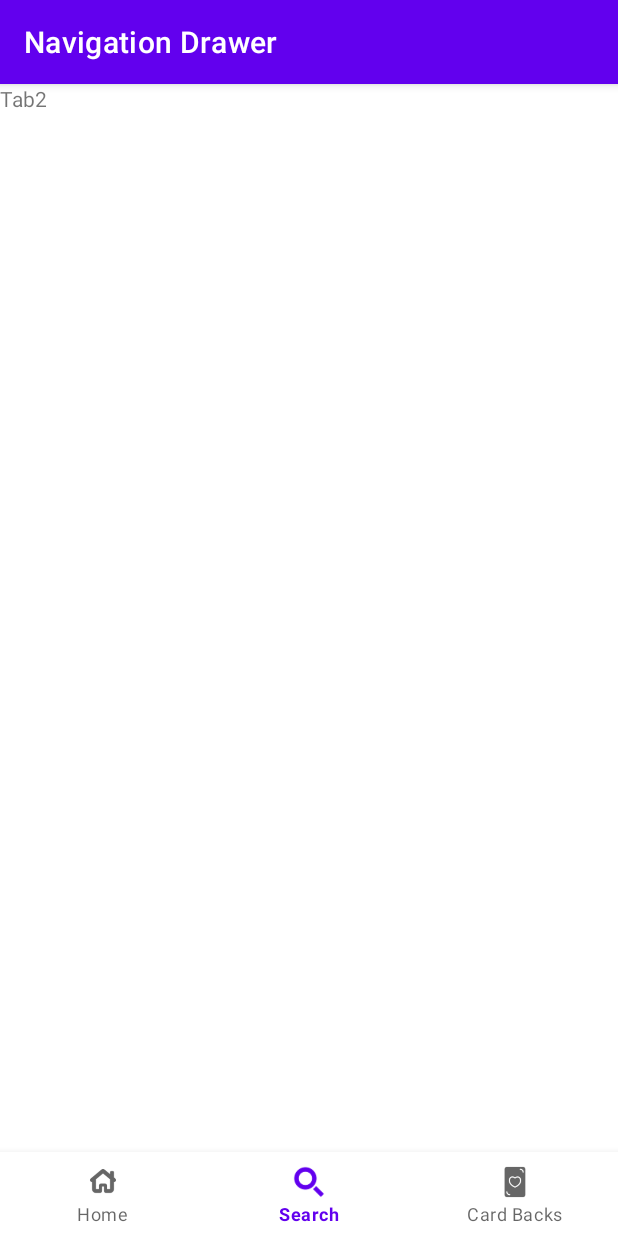
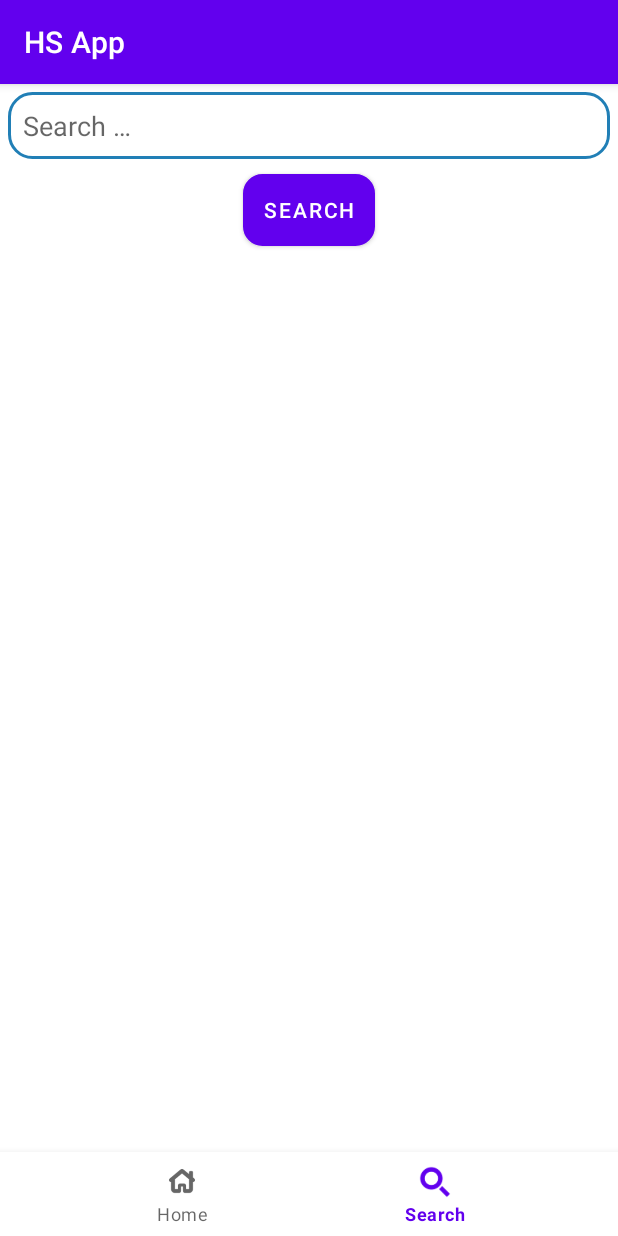
Before and after one commit to jackal1nho/Hearthstone_app, an Android app: the screen it shows after launch (MainActivity), item 2 of the bottom bar chosen, on a phone screen of 412 x 824 dp. Run offline under Robolectric (Android 15) with nearby library versions, the phone set to English and light mode, and no system bars; our stand-ins replace Volley.

Commit message:
V3, upraven celkový layout, napojení na API u Search fragmentu

```diff
--- a/app/src/main/AndroidManifest.xml
+++ b/app/src/main/AndroidManifest.xml
@@ -2,7 +2,7 @@
 <manifest xmlns:android="http://schemas.android.com/apk/res/android"
     xmlns:tools="http://schemas.android.com/tools" >
 
-    <uses-permission android:name="android.permission.INTERNET" />
+    <uses-permission android:name="android.permission.INTERNET"/>
 
     <application
         android:allowBackup="true"
--- a/app/src/main/java/com/example/hearthstone_app/HomeFragment.java
+++ b/app/src/main/java/com/example/hearthstone_app/HomeFragment.java
@@ -7,52 +7,21 @@ import androidx.fragment.app.Fragment;
 import android.view.LayoutInflater;
 import android.view.View;
 import android.view.ViewGroup;
+import android.widget.Toast;
 
-/**
- * A simple {@link Fragment} subclass.
- * Use the {@link HomeFragment#newInstance} factory method to
- * create an instance of this fragment.
- */
 public class HomeFragment extends Fragment {
 
-    // TODO: Rename parameter arguments, choose names that match
-    // the fragment initialization parameters, e.g. ARG_ITEM_NUMBER
-    private static final String ARG_PARAM1 = "param1";
-    private static final String ARG_PARAM2 = "param2";
-
-    // TODO: Rename and change types of parameters
-    private String mParam1;
-    private String mParam2;
 
     public HomeFragment() {
         // Required empty public constructor
     }
 
-    /**
-     * Use this factory method to create a new instance of
-     * this fragment using the provided parameters.
-     *
-     * @param param1 Parameter 1.
-     * @param param2 Parameter 2.
-     * @return A new instance of fragment HomeFragment.
-     */
-    // TODO: Rename and change types and number of parameters
-    public static HomeFragment newInstance(String param1, String param2) {
-        HomeFragment fragment = new HomeFragment();
-        Bundle args = new Bundle();
-        args.putString(ARG_PARAM1, param1);
-        args.putString(ARG_PARAM2, param2);
-        fragment.setArguments(args);
-        return fragment;
-    }
 
     @Override
     public void onCreate(Bundle savedInstanceState) {
         super.onCreate(savedInstanceState);
-        if (getArguments() != null) {
-            mParam1 = getArguments().getString(ARG_PARAM1);
-            mParam2 = getArguments().getString(ARG_PARAM2);
-        }
+
+
     }
 
     @Override
--- a/app/src/main/java/com/example/hearthstone_app/MainActivity.java
+++ b/app/src/main/java/com/example/hearthstone_app/MainActivity.java
@@ -1,21 +1,12 @@
 package com.example.hearthstone_app;
-
 import android.os.Bundle;
-import android.view.MenuItem;
-
-import androidx.annotation.NonNull;
 import androidx.appcompat.app.AppCompatActivity;
 import androidx.fragment.app.Fragment;
 import androidx.fragment.app.FragmentTransaction;
-
 import com.example.hearthstone_app.databinding.ActivityMainBinding;
-import com.google.android.material.bottomnavigation.BottomNavigationView;
 
 public class MainActivity extends AppCompatActivity {
-
     ActivityMainBinding binding;
-
-
     @Override
     protected void onCreate(Bundle savedInstanceState) {
         super.onCreate(savedInstanceState);
@@ -32,9 +23,6 @@ public class MainActivity extends AppCompatActivity {
                 case R.id.search:
                     replaceFragment(new SearchFragment());
                     break;
-                case R.id.card_backs:
-                    replaceFragment(new CardBacksFragment());
-                    break;
             }
             return true;
         });
--- a/app/src/main/java/com/example/hearthstone_app/SearchFragment.java
+++ b/app/src/main/java/com/example/hearthstone_app/SearchFragment.java
@@ -1,64 +1,82 @@
 package com.example.hearthstone_app;
-
 import android.os.Bundle;
-
 import androidx.fragment.app.Fragment;
 
+import android.util.Log;
 import android.view.LayoutInflater;
 import android.view.View;
 import android.view.ViewGroup;
+import android.widget.Button;
+import android.widget.EditText;
+import android.widget.Toast;
 
-/**
- * A simple {@link Fragment} subclass.
- * Use the {@link SearchFragment#newInstance} factory method to
- * create an instance of this fragment.
- */
+import com.android.volley.AuthFailureError;
+import com.android.volley.Request;
+import com.android.volley.RequestQueue;
+import com.android.volley.Response;
+import com.android.volley.VolleyError;
+import com.android.volley.toolbox.JsonArrayRequest;
+import com.android.volley.toolbox.Volley;
+import org.json.JSONArray;
+import org.json.JSONException;
+import org.json.JSONObject;
+
+import java.util.HashMap;
+import java.util.Map;
+
+
 public class SearchFragment extends Fragment {
 
-    // TODO: Rename parameter arguments, choose names that match
-    // the fragment initialization parameters, e.g. ARG_ITEM_NUMBER
-    private static final String ARG_PARAM1 = "param1";
-    private static final String ARG_PARAM2 = "param2";
-
-    // TODO: Rename and change types of parameters
-    private String mParam1;
-    private String mParam2;
-
-    public SearchFragment() {
-        // Required empty public constructor
-    }
-
-    /**
-     * Use this factory method to create a new instance of
-     * this fragment using the provided parameters.
-     *
-     * @param param1 Parameter 1.
-     * @param param2 Parameter 2.
-     * @return A new instance of fragment SearchFragment.
-     */
-    // TODO: Rename and change types and number of parameters
-    public static SearchFragment newInstance(String param1, String param2) {
-        SearchFragment fragment = new SearchFragment();
-        Bundle args = new Bundle();
-        args.putString(ARG_PARAM1, param1);
-        args.putString(ARG_PARAM2, param2);
-        fragment.setArguments(args);
-        return fragment;
-    }
+    Button btn_search;
+    EditText et_searchInput;
 
     @Override
     public void onCreate(Bundle savedInstanceState) {
         super.onCreate(savedInstanceState);
-        if (getArguments() != null) {
-            mParam1 = getArguments().getString(ARG_PARAM1);
-            mParam2 = getArguments().getString(ARG_PARAM2);
-        }
     }
 
     @Override
-    public View onCreateView(LayoutInflater inflater, ViewGroup container,
-                             Bundle savedInstanceState) {
-        // Inflate the layout for this fragment
-        return inflater.inflate(R.layout.fragment_search, container, false);
+    public View onCreateView(LayoutInflater inflater, ViewGroup container, Bundle savedInstanceState) {
+        View view = inflater.inflate(R.layout.fragment_search, container, false);
+        btn_search = view.findViewById(R.id.btn_Search);
+        et_searchInput = view.findViewById(R.id.text_for_search);
+
+        btn_search.setOnClickListener(new View.OnClickListener() {
+            @Override
+            public void onClick(View view) {
+                RequestQueue queue = Volley.newRequestQueue(getActivity());
+                String url = "https://omgvamp-hearthstone-v1.p.rapidapi.com/cards/search/" + et_searchInput.getText().toString();
+
+                JsonArrayRequest request = new JsonArrayRequest(Request.Method.GET, url,null, new Response.Listener<JSONArray>() {
+                    String cardName = "";
+                    @Override
+                    public void onResponse(JSONArray response) {
+                        try {
+                            JSONObject card = response.getJSONObject(0);
+                            cardName = card.getString("name");
+                        } catch (JSONException e) {
+                            throw new RuntimeException(e);
+                        }
+                        Toast.makeText(getActivity(), "Card name = " + cardName, Toast.LENGTH_SHORT).show();
+                    }
+                }, new Response.ErrorListener() {
+                    @Override
+                    public void onErrorResponse(VolleyError error) {
+                        Toast.makeText(getActivity(), "Something wrong!", Toast.LENGTH_SHORT).show();
+                    }
+                }) {
+                    @Override
+                    public Map<String, String> getHeaders() throws AuthFailureError {
+                        Map<String, String> headers = new HashMap<>();
+                        headers.put("X-RapidAPI-Host", "omgvamp-hearthstone-v1.p.rapidapi.com");
+                        headers.put("X-RapidAPI-Key", "a925f48572msh743e225cd065b07p1e98e1jsn65d8c18b5b2c");
+                        return headers;
+                    }
+                };
+                queue.add(request);
+            }
+        });
+
+        return view;
     }
 }
--- /dev/null
+++ b/app/src/main/res/drawable/button_shape.xml
@@ -0,0 +1,10 @@
+<?xml version="1.0" encoding="utf-8"?>
+<shape xmlns:android="http://schemas.android.com/apk/res/android">
+    <corners
+        android:radius="12dp" />
+    <solid
+        android:color="#23a5f1" />
+    <stroke
+        android:color="#217fb6"
+        android:width="2dp" />
+</shape>
--- /dev/null
+++ b/app/src/main/res/drawable/textbox_shape.xml
@@ -0,0 +1,10 @@
+<?xml version="1.0" encoding="utf-8"?>
+<shape xmlns:android="http://schemas.android.com/apk/res/android">
+    <corners
+        android:radius="15dp" />
+    <solid
+        android:color="#ffffff" />
+    <stroke
+        android:color="#217fb6"
+        android:width="2dp" />
+</shape>
--- a/app/src/main/res/layout/fragment_search.xml
+++ b/app/src/main/res/layout/fragment_search.xml
@@ -1,13 +1,25 @@
 <?xml version="1.0" encoding="utf-8"?>
-<FrameLayout xmlns:android="http://schemas.android.com/apk/res/android"
-    xmlns:tools="http://schemas.android.com/tools"
+<LinearLayout xmlns:android="http://schemas.android.com/apk/res/android"
     android:layout_width="match_parent"
     android:layout_height="match_parent"
-    tools:context=".SearchFragment">
-
-    <TextView
+    android:padding="5dp"
+    android:orientation="vertical" >
+    <EditText
+        android:id="@+id/text_for_search"
         android:layout_width="match_parent"
-        android:layout_height="match_parent"
-        android:text="@string/Tab2" />
-
-</FrameLayout>
+        android:layout_height="wrap_content"
+        android:hint="@string/hint_search"
+        android:background="@drawable/textbox_shape"
+        android:padding="10dp"
+        android:layout_marginBottom="10dp" />
+    <Button
+        android:id="@+id/btn_Search"
+        android:layout_gravity="center_horizontal"
+        android:layout_width="wrap_content"
+        android:layout_height="wrap_content"
+        android:text="@string/label_button_search"
+        android:background="@drawable/button_shape"
+        android:padding="5dp"
+        android:layout_marginBottom="10dp"
+        android:textColor="#FFFFFF"/>
+</LinearLayout>
--- a/app/src/main/res/menu/navigationbar.xml
+++ b/app/src/main/res/menu/navigationbar.xml
@@ -9,9 +9,4 @@
         android:id="@+id/search"
         android:icon="@drawable/magnifier"
         android:title="Search" />
-
-    <item
-        android:id="@+id/card_backs"
-        android:icon="@drawable/card"
-        android:title="Card Backs" />
 </menu>
--- a/app/src/main/res/values/strings.xml
+++ b/app/src/main/res/values/strings.xml
@@ -1,10 +1,8 @@
 <resources>
-    <string name="app_name">Navigation Drawer</string>
-    <!-- to toggle the open close button of the navigation drawer -->
-    <string name="nav_open">Open</string>
-    <string name="nav_close">Close</string>
-    <!-- TODO: Remove or change this placeholder text -->
+    <string name="app_name">HS App</string>
     <string name="Tab1">Tab1</string>
     <string name="Tab2">Tab2</string>
     <string name="Tab3">Tab3</string>
+    <string name="hint_search">Search &#8230;</string>
+    <string name="label_button_search">SEARCH</string>
 </resources>
--- a/app/src/main/res/values/themes.xml
+++ b/app/src/main/res/values/themes.xml
@@ -3,7 +3,7 @@
     <style name="Theme.Hearthstone_app" parent="Theme.MaterialComponents.DayNight.DarkActionBar">
         <!-- Primary brand color. -->
         <item name="colorPrimary">@color/purple_500</item>
-        <item name="colorPrimaryVariant">@color/purple_700</item>
+        <item name="colorPrimaryVariant">#217fb6</item>
         <item name="colorOnPrimary">@color/white</item>
         <!-- Secondary brand color. -->
         <item name="colorSecondary">@color/teal_200</item>
```
Also changed, not shown: app/src/main/java/com/example/hearthstone_app/CardBacksFragment.java (deleted, +0 -64 lines), app/src/main/res/layout/fragment_card_backs.xml (deleted, +0 -13 lines).
